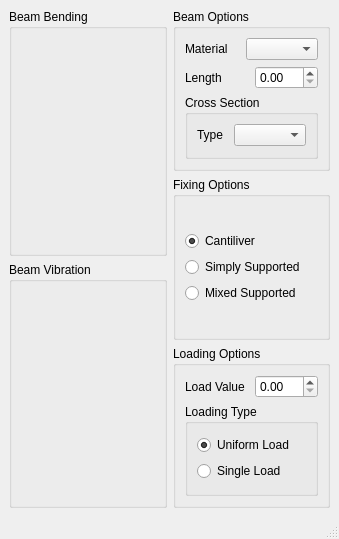
Old version of the form mainwindow.ui in the repository opensourcereality/beambending.
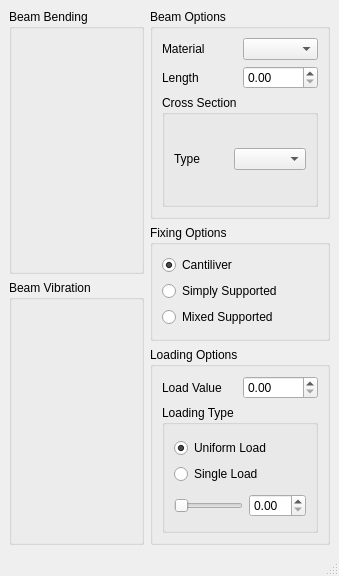
New version of the form.

Commit message: Basic integration of the 'shower' class into the UI :)

```diff
--- a/mainwindow.ui
+++ b/mainwindow.ui
@@ -7,7 +7,7 @@
     <x>0</x>
     <y>0</y>
     <width>339</width>
-    <height>539</height>
+    <height>576</height>
    </rect>
   </property>
   <property name="windowTitle">
@@ -24,6 +24,11 @@
           <property name="title">
            <string>Beam Bending</string>
           </property>
+          <layout class="QGridLayout" name="gridLayout_3">
+           <item row="0" column="0">
+            <layout class="QVBoxLayout" name="beamBending"/>
+           </item>
+          </layout>
          </widget>
         </item>
         <item>
@@ -39,6 +44,12 @@
        <layout class="QVBoxLayout" name="verticalLayout_6">
         <item>
          <widget class="QGroupBox" name="groupBox">
+          <property name="maximumSize">
+           <size>
+            <width>180</width>
+            <height>16777215</height>
+           </size>
+          </property>
           <property name="title">
            <string>Beam Options</string>
           </property>
@@ -110,6 +121,12 @@
         </item>
         <item>
          <widget class="QGroupBox" name="groupBox_2">
+          <property name="maximumSize">
+           <size>
+            <width>180</width>
+            <height>116</height>
+           </size>
+          </property>
           <property name="title">
            <string>Fixing Options</string>
           </property>
@@ -147,6 +164,12 @@
         </item>
         <item>
          <widget class="QGroupBox" name="groupBox_4">
+          <property name="maximumSize">
+           <size>
+            <width>180</width>
+            <height>198</height>
+           </size>
+          </property>
           <property name="title">
            <string>Loading Options</string>
           </property>
@@ -194,6 +217,29 @@
                   </item>
                  </layout>
                 </item>
+                <item row="1" column="0">
+                 <layout class="QHBoxLayout" name="horizontalLayout_6">
+                  <item>
+                   <widget class="QSlider" name="horizontalSlider">
+                    <property name="enabled">
+                     <bool>true</bool>
+                    </property>
+                    <property name="maximum">
+                     <number>99</number>
+                    </property>
+                    <property name="singleStep">
+                     <number>0</number>
+                    </property>
+                    <property name="orientation">
+                     <enum>Qt::Horizontal</enum>
+                    </property>
+                   </widget>
+                  </item>
+                  <item>
+                   <widget class="QDoubleSpinBox" name="doubleSpinBox"/>
+                  </item>
+                 </layout>
+                </item>
                </layout>
               </widget>
              </item>
```
Left out of the diff: 6 changed lines with no effect on the pictures. The commit also changes 5 other files.
